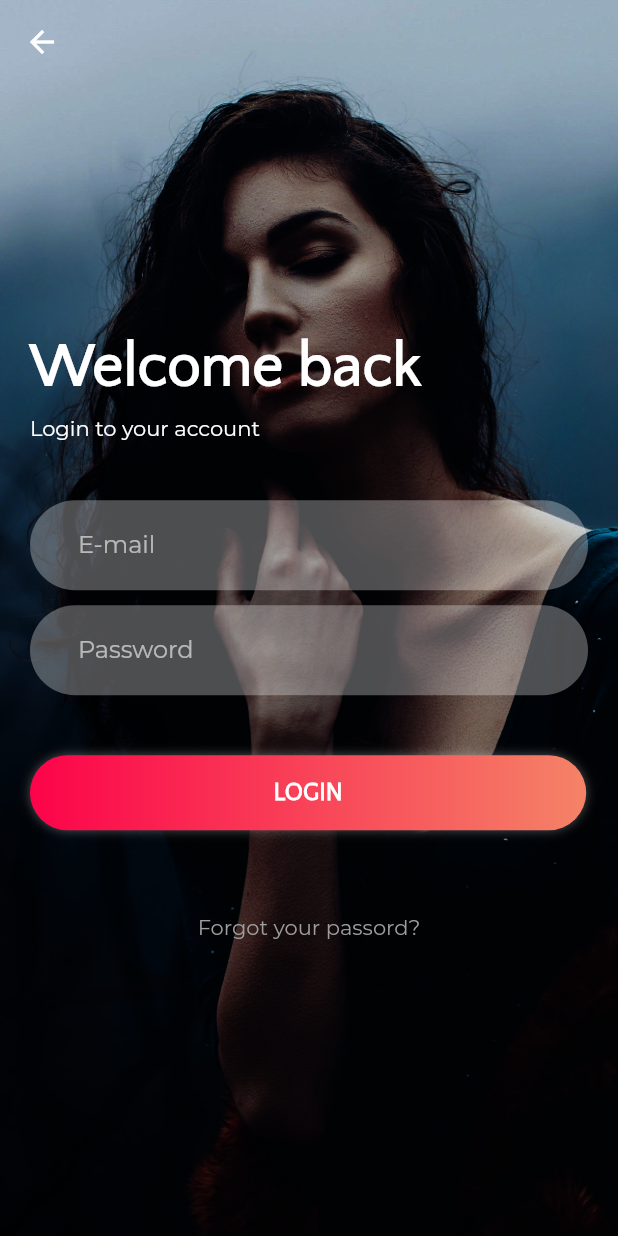
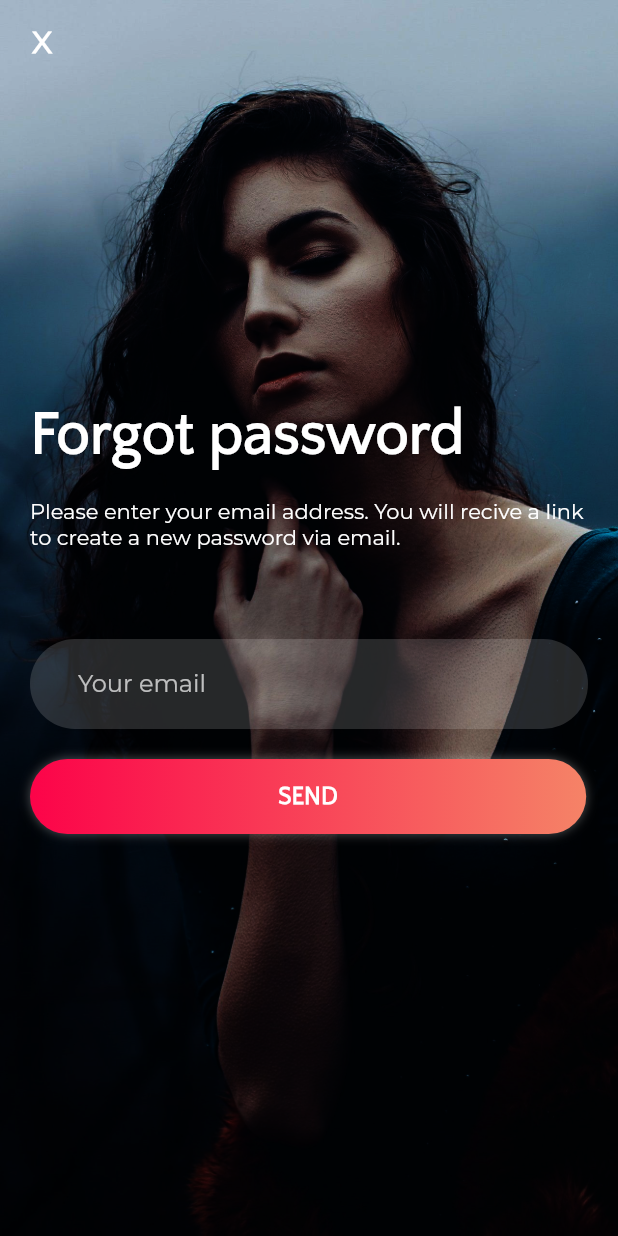
Before and after one commit to BenjaminMahmic/social_app_ui_kit, a Flutter app: the LoginScreen screen opened directly, after a tap on "Forgot your passord?", on a phone screen of 412 x 824 dp. Run offline on Flutter 3.47's test engine with Material 2 defaults, Android fonts, the phone set to English and light mode, and no system bars; our stand-ins replace flutter_svg, page_transition.

Commit message:
Forgot password screen

```diff
--- a/lib/components/text_field.dart
+++ b/lib/components/text_field.dart
@@ -14,10 +14,10 @@ class CustomTextField extends StatelessWidget {
     return TextField(
       style: const TextStyle(color: Colors.white),
       decoration: InputDecoration(
-        fillColor: Colors.white30,
+        fillColor: Colors.white.withOpacity(0.15),
         filled: true,
         hintText: hintText,
-        hintStyle: const TextStyle(color: Colors.white60),
+        hintStyle: const TextStyle(color: Colors.white70),
         border: OutlineInputBorder(
           borderRadius: BorderRadius.circular(50),
           borderSide: BorderSide.none,
--- /dev/null
+++ b/lib/screens/forgor_password/forgor_password_screen.dart
@@ -0,0 +1,82 @@
+import 'package:flutter/cupertino.dart';
+import 'package:flutter/material.dart';
+import 'package:social_app_ui_kit/components/custom_button.dart';
+import 'package:social_app_ui_kit/components/text_field.dart';
+import 'package:social_app_ui_kit/constants.dart';
+
+class ForgotPasswordScreen extends StatelessWidget {
+  const ForgotPasswordScreen({Key? key}) : super(key: key);
+
+  @override
+  Widget build(BuildContext context) {
+    final size = MediaQuery.of(context).size;
+
+    return Scaffold(
+      extendBodyBehindAppBar: true,
+      appBar: AppBar(
+        backgroundColor: Colors.transparent,
+        elevation: 0,
+        leading: TextButton(
+          child: const Text(
+            'X',
+            style: TextStyle(
+              color: Colors.white,
+              fontWeight: FontWeight.bold,
+              fontSize: 20,
+            ),
+          ),
+          onPressed: () => Navigator.of(context).pop(),
+        ),
+      ),
+      body: SingleChildScrollView(
+        child: Container(
+          height: size.height,
+          width: size.width,
+          decoration: const BoxDecoration(
+            image: DecorationImage(
+              fit: BoxFit.cover,
+              image: AssetImage('assets/pictures/backgrounds/background2.jpg'),
+              colorFilter: ColorFilter.srgbToLinearGamma(),
+            ),
+          ),
+          child: Padding(
+            padding: const EdgeInsets.symmetric(
+              horizontal: AppConsts.defPadding * 2,
+            ),
+            child: Column(
+              mainAxisAlignment: MainAxisAlignment.center,
+              crossAxisAlignment: CrossAxisAlignment.start,
+              children: [
+                const Text(
+                  'Forgot password',
+                  style: TextStyle(
+                    color: Colors.white,
+                    fontWeight: FontWeight.w900,
+                    fontFamily: 'QuattrocentoSans',
+                    fontSize: AppConsts.largeTitleSize,
+                  ),
+                ),
+                const SizedBox(height: AppConsts.defPadding * 2),
+                const Text(
+                  'Please enter your email address. You will recive a link to create a new password via email.',
+                  style: TextStyle(color: Colors.white),
+                ),
+                const SizedBox(height: AppConsts.defPadding * 6),
+                const CustomTextField(
+                  hintText: 'Your email',
+                ),
+                const SizedBox(height: AppConsts.defPadding * 2),
+                CustomButton(
+                  title: 'SEND',
+                  titleColor: Colors.white,
+                  onPress: () {},
+                  doGradient: true,
+                ),
+              ],
+            ),
+          ),
+        ),
+      ),
+    );
+  }
+}
--- a/lib/screens/login/login_screen.dart
+++ b/lib/screens/login/login_screen.dart
@@ -1,8 +1,10 @@
 import 'package:flutter/material.dart';
 import 'package:flutter/widgets.dart';
+import 'package:page_transition/page_transition.dart';
 import 'package:social_app_ui_kit/components/custom_button.dart';
 import 'package:social_app_ui_kit/components/text_field.dart';
 import 'package:social_app_ui_kit/constants.dart';
+import 'package:social_app_ui_kit/screens/forgor_password/forgor_password_screen.dart';
 
 class LoginScreen extends StatelessWidget {
   const LoginScreen({Key? key}) : super(key: key);
@@ -24,7 +26,7 @@ class LoginScreen extends StatelessWidget {
           decoration: const BoxDecoration(
             image: DecorationImage(
               image: AssetImage(
-                'assets/pictures/backgrounds/background2.jpg',
+                'assets/pictures/backgrounds/background3.jpg',
               ),
               fit: BoxFit.cover,
               colorFilter: ColorFilter.srgbToLinearGamma(),
@@ -37,7 +39,6 @@ class LoginScreen extends StatelessWidget {
               crossAxisAlignment: CrossAxisAlignment.start,
               mainAxisAlignment: MainAxisAlignment.center,
               children: [
-                const SizedBox(height: 40),
                 const Text(
                   'Welcome back',
                   style: TextStyle(
@@ -82,7 +83,17 @@ class LoginScreen extends StatelessWidget {
                         color: Colors.grey,
                       ),
                     ),
-                    onPressed: () {},
+                    onPressed: () {
+                      Navigator.push(
+                        context,
+                        PageTransition(
+                          type: PageTransitionType.fade,
+                          child: const ForgotPasswordScreen(),
+                          duration: const Duration(milliseconds: 300),
+                          ctx: context,
+                        ),
+                      );
+                    },
                   ),
                 ),
               ],
```
